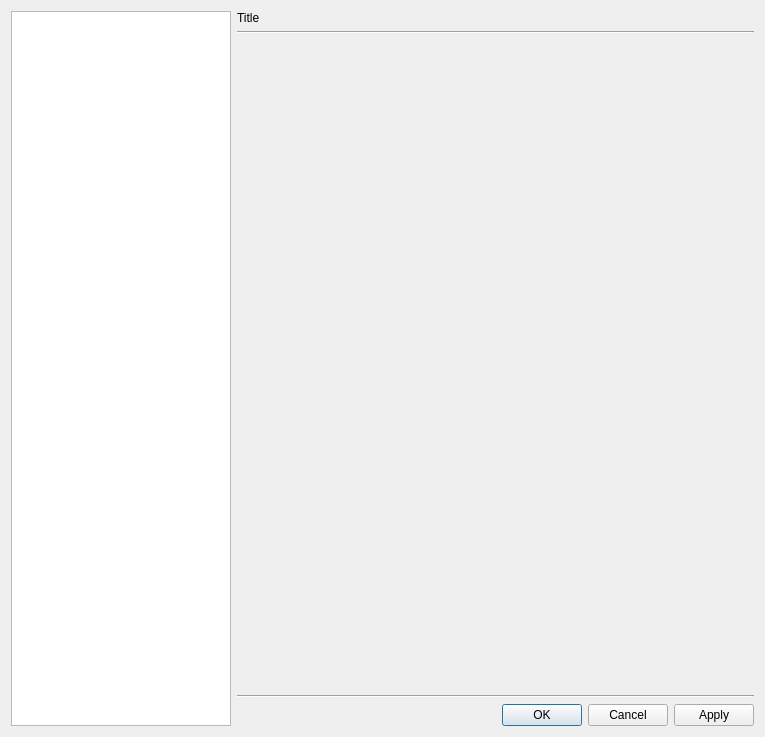
bylee20/bomi, file src/cmplayer/ui/prefdialog.ui: the form before one commit.
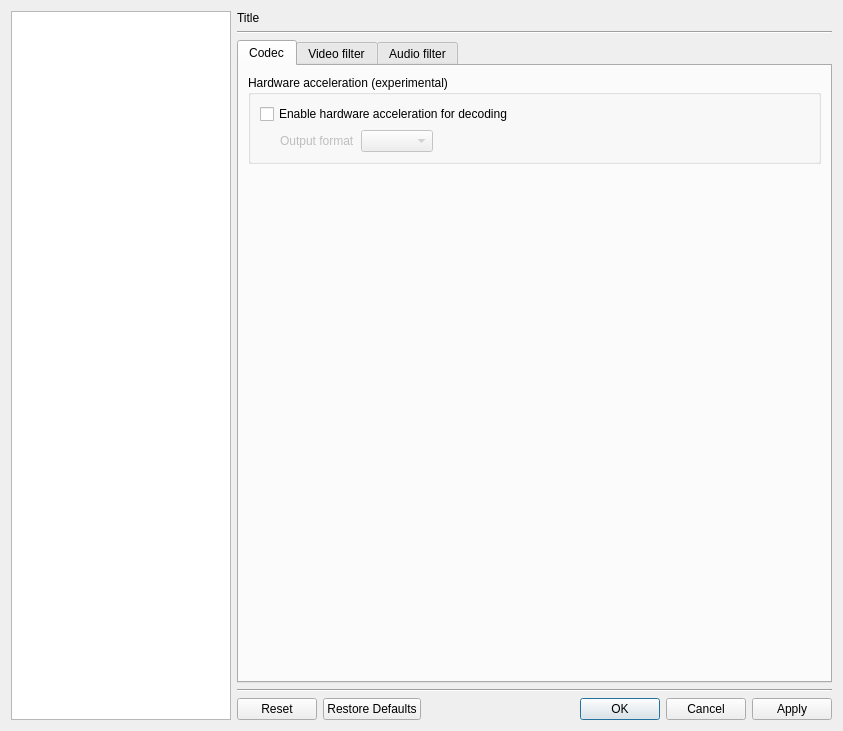
The form after the commit. The open tabs and pages were chosen to show the change. Icons and pictures are not drawn. Custom widgets are drawn as their Qt base class.

Diff of the .ui file:
```diff
--- a/src/cmplayer/ui/prefdialog.ui
+++ b/src/cmplayer/ui/prefdialog.ui
@@ -6,8 +6,8 @@
    <rect>
     <x>0</x>
     <y>0</y>
-    <width>765</width>
-    <height>737</height>
+    <width>843</width>
+    <height>731</height>
    </rect>
   </property>
   <property name="windowTitle">
@@ -254,15 +254,94 @@
          </item>
         </layout>
        </widget>
-       <widget class="QWidget" name="video">
-        <property name="name" stdset="0">
-         <string>Video</string>
-        </property>
-        <property name="icon" stdset="0">
-         <iconset>
-          <normaloff>:/img/preferences-desktop-wallpaper.png</normaloff>:/img/preferences-desktop-wallpaper.png</iconset>
-        </property>
-        <layout class="QVBoxLayout" name="verticalLayout_9">
+       <widget class="QWidget" name="advanced">
+        <layout class="QVBoxLayout" name="verticalLayout_19">
+         <property name="margin">
+          <number>0</number>
+         </property>
+         <item>
+          <widget class="QTabWidget" name="tabWidget">
+           <property name="currentIndex">
+            <number>0</number>
+           </property>
+           <widget class="QWidget" name="tab">
+            <attribute name="title">
+             <string>Codec</string>
+            </attribute>
+            <layout class="QVBoxLayout" name="verticalLayout_28">
+             <item>
+              <widget class="QGroupBox" name="groupBox_24">
+               <property name="title">
+                <string>Hardware acceleration (experimental)</string>
+               </property>
+               <layout class="QVBoxLayout" name="verticalLayout_27">
+                <item>
+                 <widget class="QCheckBox" name="enable_hwaccel">
+                  <property name="text">
+                   <string>Enable hardware acceleration for decoding</string>
+                  </property>
+                 </widget>
+                </item>
+                <item>
+                 <layout class="QHBoxLayout" name="horizontalLayout_7">
+                  <property name="leftMargin">
+                   <number>20</number>
+                  </property>
+                  <item>
+                   <widget class="QLabel" name="label_5">
+                    <property name="enabled">
+                     <bool>false</bool>
+                    </property>
+                    <property name="text">
+                     <string>Output format</string>
+                    </property>
+                   </widget>
+                  </item>
+                  <item>
+                   <widget class="DataComboBox" name="hwaccel_format">
+                    <property name="enabled">
+                     <bool>false</bool>
+                    </property>
+                   </widget>
+                  </item>
+                  <item>
+                   <spacer name="horizontalSpacer_7">
+                    <property name="orientation">
+                     <enum>Qt::Horizontal</enum>
+                    </property>
+                    <property name="sizeHint" stdset="0">
+                     <size>
+                      <width>40</width>
+                      <height>20</height>
+                     </size>
+                    </property>
+                   </spacer>
+                  </item>
+                 </layout>
+                </item>
+               </layout>
+              </widget>
+             </item>
+             <item>
+              <spacer name="verticalSpacer_7">
+               <property name="orientation">
+                <enum>Qt::Vertical</enum>
+               </property>
+               <property name="sizeHint" stdset="0">
+                <size>
+                 <width>20</width>
+                 <height>440</height>
+                </size>
+               </property>
+              </spacer>
+             </item>
+            </layout>
+           </widget>
+           <widget class="QWidget" name="tab_2">
+            <attribute name="title">
+             <string>Video filter</string>
+            </attribute>
+            <layout class="QVBoxLayout" name="verticalLayout_29">
          <item>
           <widget class="QGroupBox" name="groupBox_5">
            <property name="title">
@@ -1023,6 +1102,15 @@
             </size>
            </property>
           </spacer>
+             </item>
+            </layout>
+           </widget>
+           <widget class="QWidget" name="tab_3">
+            <attribute name="title">
+             <string>Audio filter</string>
+            </attribute>
+           </widget>
+          </widget>
          </item>
         </layout>
        </widget>
@@ -2303,7 +2391,7 @@
         <enum>Qt::Horizontal</enum>
        </property>
        <property name="standardButtons">
-        <set>QDialogButtonBox::Apply|QDialogButtonBox::Cancel|QDialogButtonBox::Ok</set>
+        <set>QDialogButtonBox::Apply|QDialogButtonBox::Cancel|QDialogButtonBox::Ok|QDialogButtonBox::Reset|QDialogButtonBox::RestoreDefaults</set>
        </property>
       </widget>
      </item>
```
Left out of the diff: 570 changed lines with no effect on the pictures. Lines whose indentation alone changed are shown as unchanged.
